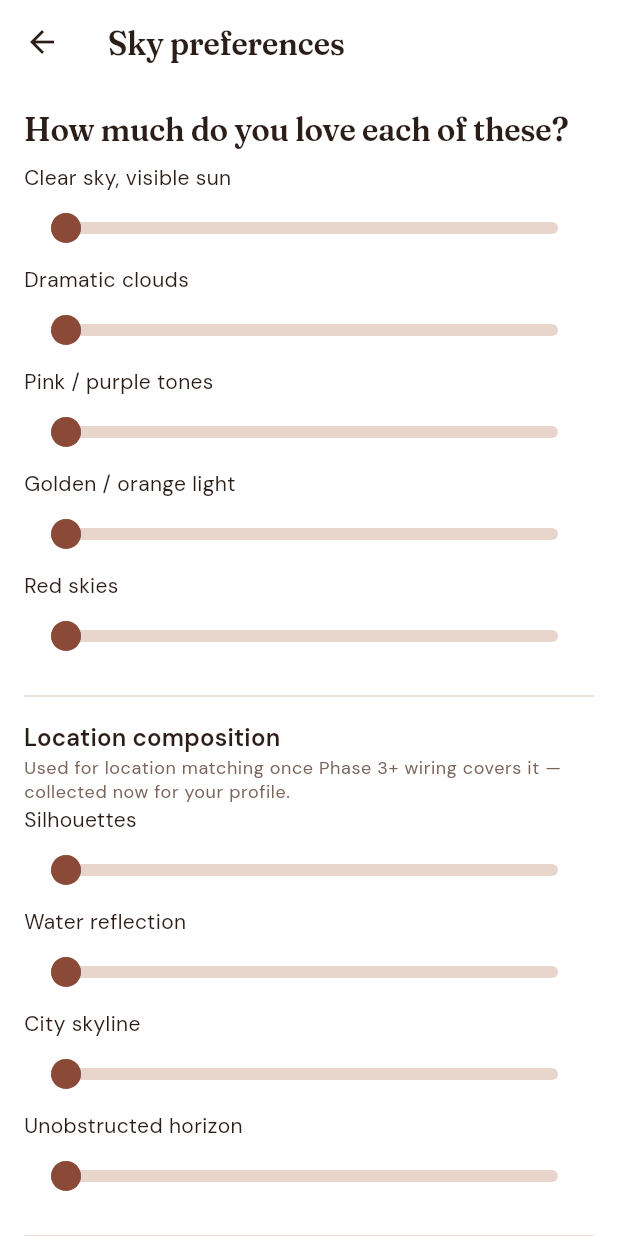
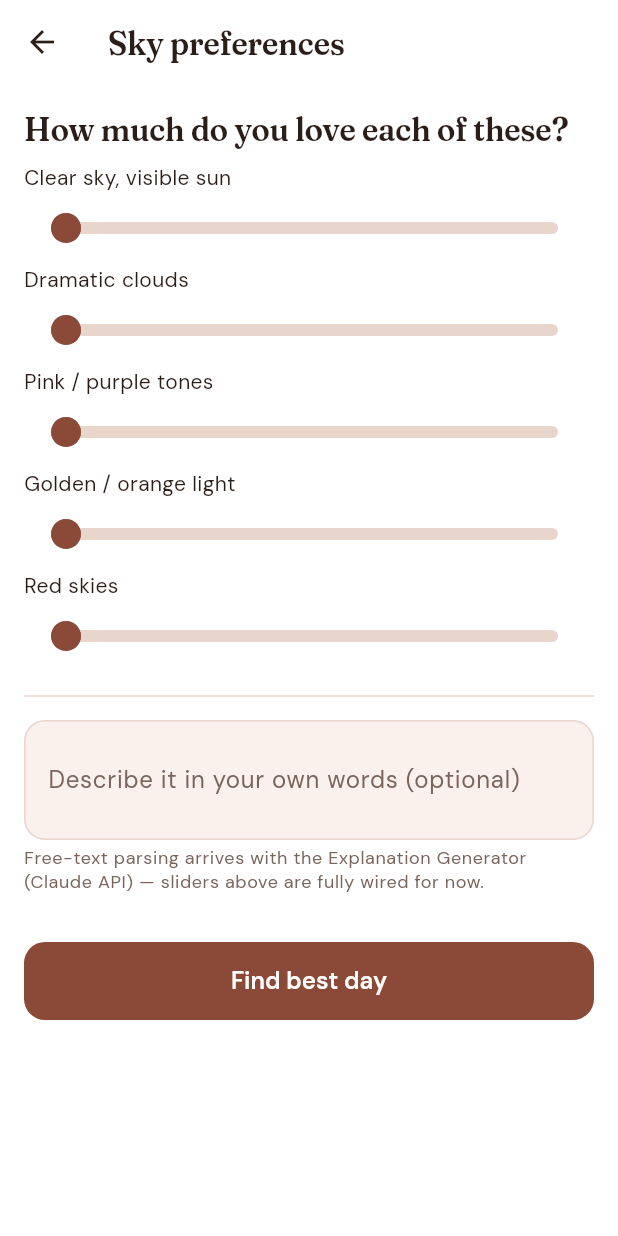
Before and after one commit to shivanibhalsakle/vesper-ai, a Flutter app: the PreferenceScreen screen opened directly with empty values, on a phone screen of 412 x 824 dp. Run offline on Flutter 3.47's test engine with Material 3 defaults, Android fonts, the phone set to English and light mode, and no system bars; our stand-ins replace firebase_auth, firebase_core, firebase_messaging, firebase_storage, geolocator, image_picker; accounts and stored records are empty; network calls fail.

Commit message:
refine navigation icons

```diff
--- a/client/lib/models/preference_profile.dart
+++ b/client/lib/models/preference_profile.dart
@@ -4,10 +4,6 @@ class PreferenceProfile {
   final double pinkPurple;
   final double goldenOrange;
   final double redSky;
-  final double silhouettes;
-  final double waterReflection;
-  final double cityScape;
-  final double unobstructedHorizon;
 
   const PreferenceProfile({
     this.clearSky = 0.0,
@@ -15,14 +11,9 @@ class PreferenceProfile {
     this.pinkPurple = 0.0,
     this.goldenOrange = 0.0,
     this.redSky = 0.0,
-    this.silhouettes = 0.0,
-    this.waterReflection = 0.0,
-    this.cityScape = 0.0,
-    this.unobstructedHorizon = 0.0,
   });
 
-  /// Whether any of the five sky-condition sliders is set. Composition
-  /// sliders (silhouettes etc.) don't affect the forecast match score.
+  /// Whether any of the sky-condition sliders is set.
   bool get hasSkyPreference =>
       clearSky + dramaticClouds + pinkPurple + goldenOrange + redSky > 0;
 
@@ -32,10 +23,6 @@ class PreferenceProfile {
     double? pinkPurple,
     double? goldenOrange,
     double? redSky,
-    double? silhouettes,
-    double? waterReflection,
-    double? cityScape,
-    double? unobstructedHorizon,
   }) {
     return PreferenceProfile(
       clearSky: clearSky ?? this.clearSky,
@@ -43,13 +30,11 @@ class PreferenceProfile {
       pinkPurple: pinkPurple ?? this.pinkPurple,
       goldenOrange: goldenOrange ?? this.goldenOrange,
       redSky: redSky ?? this.redSky,
-      silhouettes: silhouettes ?? this.silhouettes,
-      waterReflection: waterReflection ?? this.waterReflection,
-      cityScape: cityScape ?? this.cityScape,
-      unobstructedHorizon: unobstructedHorizon ?? this.unobstructedHorizon,
     );
   }
 
+  /// Keys the backend still sends for the retired location-composition
+  /// sliders are simply ignored.
   factory PreferenceProfile.fromJson(Map<String, dynamic> json) {
     double weight(String key) => (json[key] as num?)?.toDouble() ?? 0.0;
     return PreferenceProfile(
@@ -58,10 +43,6 @@ class PreferenceProfile {
       pinkPurple: weight('pink_purple'),
       goldenOrange: weight('golden_orange'),
       redSky: weight('red_sky'),
-      silhouettes: weight('silhouettes'),
-      waterReflection: weight('water_reflection'),
-      cityScape: weight('city_skyline'),
-      unobstructedHorizon: weight('unobstructed_horizon'),
     );
   }
 
@@ -71,9 +52,5 @@ class PreferenceProfile {
         'pink_purple': pinkPurple,
         'golden_orange': goldenOrange,
         'red_sky': redSky,
-        'silhouettes': silhouettes,
-        'water_reflection': waterReflection,
-        'city_skyline': cityScape,
-        'unobstructed_horizon': unobstructedHorizon,
       };
 }
--- a/client/lib/screens/home_screen.dart
+++ b/client/lib/screens/home_screen.dart
@@ -153,7 +153,7 @@ class _HomeScreenState extends State<HomeScreen> {
                       onPressed: () => _open(ProfileScreen(account: widget.account)),
                     ),
                     IconButton(
-                      icon: const Icon(Icons.settings_outlined),
+                      icon: const Icon(Icons.tune),
                       tooltip: 'Settings',
                       onPressed: () => _open(const SettingsScreen()),
                     ),
--- a/client/lib/screens/preference_screen.dart
+++ b/client/lib/screens/preference_screen.dart
@@ -38,10 +38,6 @@ class _PreferenceScreenState extends State<PreferenceScreen> {
   double _pinkPurple = 0.0;
   double _goldenOrange = 0.0;
   double _redSky = 0.0;
-  double _silhouettes = 0.0;
-  double _waterReflection = 0.0;
-  double _cityScape = 0.0;
-  double _unobstructedHorizon = 0.0;
 
   bool _loading = false;
 
@@ -52,10 +48,6 @@ class _PreferenceScreenState extends State<PreferenceScreen> {
       pinkPurple: _pinkPurple,
       goldenOrange: _goldenOrange,
       redSky: _redSky,
-      silhouettes: _silhouettes,
-      waterReflection: _waterReflection,
-      cityScape: _cityScape,
-      unobstructedHorizon: _unobstructedHorizon,
     );
 
     setState(() => _loading = true);
@@ -149,18 +141,6 @@ class _PreferenceScreenState extends State<PreferenceScreen> {
             _slider('Golden / orange light', _goldenOrange, (v) => setState(() => _goldenOrange = v)),
             _slider('Red skies', _redSky, (v) => setState(() => _redSky = v)),
             const Divider(height: 32),
-            Text('Location composition', style: Theme.of(context).textTheme.titleMedium),
-            Text(
-              'Used for location matching once Phase 3+ wiring covers it — collected now for your profile.',
-              style: Theme.of(context).textTheme.bodySmall,
-            ),
-            _slider('Silhouettes', _silhouettes, (v) => setState(() => _silhouettes = v)),
-            _slider(
-                'Water reflection', _waterReflection, (v) => setState(() => _waterReflection = v)),
-            _slider('City skyline', _cityScape, (v) => setState(() => _cityScape = v)),
-            _slider('Unobstructed horizon', _unobstructedHorizon,
-                (v) => setState(() => _unobstructedHorizon = v)),
-            const Divider(height: 32),
             TextField(
               decoration: const InputDecoration(
                 labelText: 'Describe it in your own words (optional)',
--- a/client/lib/screens/saved_profile_form_screen.dart
+++ b/client/lib/screens/saved_profile_form_screen.dart
@@ -42,10 +42,6 @@ class _SavedProfileFormScreenState extends State<SavedProfileFormScreen> {
   double _pinkPurple = 0.0;
   double _goldenOrange = 0.0;
   double _redSky = 0.0;
-  double _silhouettes = 0.0;
-  double _waterReflection = 0.0;
-  double _cityScape = 0.0;
-  double _unobstructedHorizon = 0.0;
 
   bool _loading = false;
 
@@ -99,10 +95,6 @@ class _SavedProfileFormScreenState extends State<SavedProfileFormScreen> {
           pinkPurple: _pinkPurple,
           goldenOrange: _goldenOrange,
           redSky: _redSky,
-          silhouettes: _silhouettes,
-          waterReflection: _waterReflection,
-          cityScape: _cityScape,
-          unobstructedHorizon: _unobstructedHorizon,
         ),
         fcmToken: fcmToken,
         notificationEnabled: _notificationEnabled,
@@ -249,12 +241,6 @@ class _SavedProfileFormScreenState extends State<SavedProfileFormScreen> {
             _slider(
                 'Golden / orange light', _goldenOrange, (v) => setState(() => _goldenOrange = v)),
             _slider('Red skies', _redSky, (v) => setState(() => _redSky = v)),
-            _slider('Silhouettes', _silhouettes, (v) => setState(() => _silhouettes = v)),
-            _slider('Water reflection', _waterReflection,
-                (v) => setState(() => _waterReflection = v)),
-            _slider('City skyline', _cityScape, (v) => setState(() => _cityScape = v)),
-            _slider('Unobstructed horizon', _unobstructedHorizon,
-                (v) => setState(() => _unobstructedHorizon = v)),
             const Divider(height: 32),
             Text('Notifications', style: Theme.of(context).textTheme.titleLarge),
             const SizedBox(height: 8),
--- a/client/lib/widgets/preference_sliders.dart
+++ b/client/lib/widgets/preference_sliders.dart
@@ -3,7 +3,7 @@ import 'package:flutter/material.dart';
 import '../models/preference_profile.dart';
 import 'spectrum_slider.dart';
 
-/// The nine "how much do you love this?" sliders, shared by Settings and
+/// The five "how much do you love this?" sky sliders, shared by Settings and
 /// anywhere else a sky preference is edited or compared.
 class PreferenceSliders extends StatelessWidget {
   final PreferenceProfile value;
@@ -35,20 +35,6 @@ class PreferenceSliders extends StatelessWidget {
         _slider('Golden / orange light', value.goldenOrange,
             (v) => onChanged(value.copyWith(goldenOrange: v))),
         _slider('Red skies', value.redSky, (v) => onChanged(value.copyWith(redSky: v))),
-        const Divider(height: 32),
-        Text('Location composition', style: Theme.of(context).textTheme.titleMedium),
-        Text(
-          'What you like to see around you at the viewing spot.',
-          style: Theme.of(context).textTheme.bodySmall,
-        ),
-        _slider('Silhouettes', value.silhouettes,
-            (v) => onChanged(value.copyWith(silhouettes: v))),
-        _slider('Water reflection', value.waterReflection,
-            (v) => onChanged(value.copyWith(waterReflection: v))),
-        _slider('City skyline', value.cityScape,
-            (v) => onChanged(value.copyWith(cityScape: v))),
-        _slider('Unobstructed horizon', value.unobstructedHorizon,
-            (v) => onChanged(value.copyWith(unobstructedHorizon: v))),
       ],
     );
   }
```
Also changed, not shown: 3 other files.
